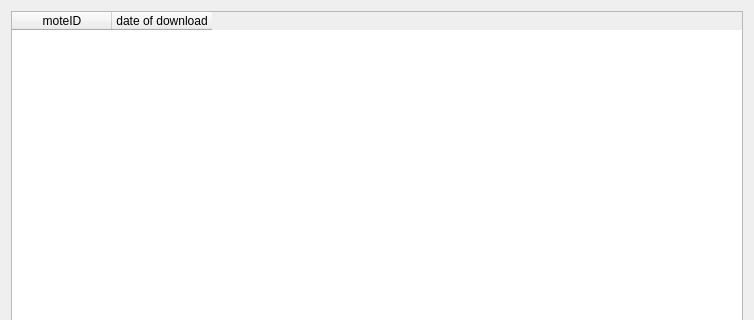
Before: the Qt Designer form tinyos-2.x/trunk/support/cpp/TestShimmer/src/SDownloadWidget.ui in baharev/szte-wsn-code, drawn with Qt 5; both pictures show x 0 to 754 and y 0 to 320 of the 754 by 617 pixel window.
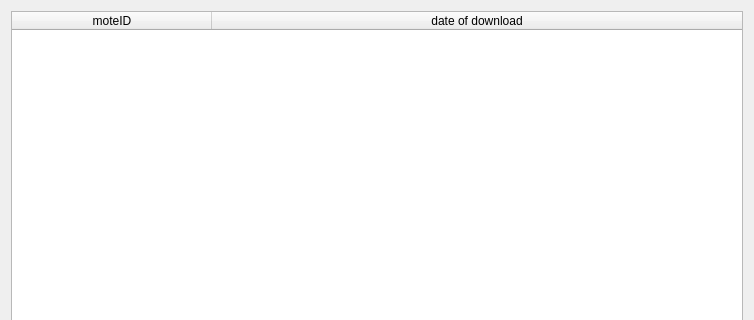
After: the same form once the commit is applied.

Patch:
```diff
--- a/tinyos-2.x/trunk/support/cpp/TestShimmer/src/SDownloadWidget.ui
+++ b/tinyos-2.x/trunk/support/cpp/TestShimmer/src/SDownloadWidget.ui
@@ -31,6 +31,24 @@
      <property name="selectionMode">
       <enum>QAbstractItemView::ExtendedSelection</enum>
      </property>
+     <attribute name="horizontalHeaderCascadingSectionResizes">
+      <bool>true</bool>
+     </attribute>
+     <attribute name="horizontalHeaderDefaultSectionSize">
+      <number>200</number>
+     </attribute>
+     <attribute name="horizontalHeaderStretchLastSection">
+      <bool>true</bool>
+     </attribute>
+     <attribute name="horizontalHeaderStretchLastSection">
+      <bool>true</bool>
+     </attribute>
+     <attribute name="horizontalHeaderCascadingSectionResizes">
+      <bool>true</bool>
+     </attribute>
+     <attribute name="horizontalHeaderDefaultSectionSize">
+      <number>200</number>
+     </attribute>
      <column>
       <property name="text">
        <string>moteID</string>
```
